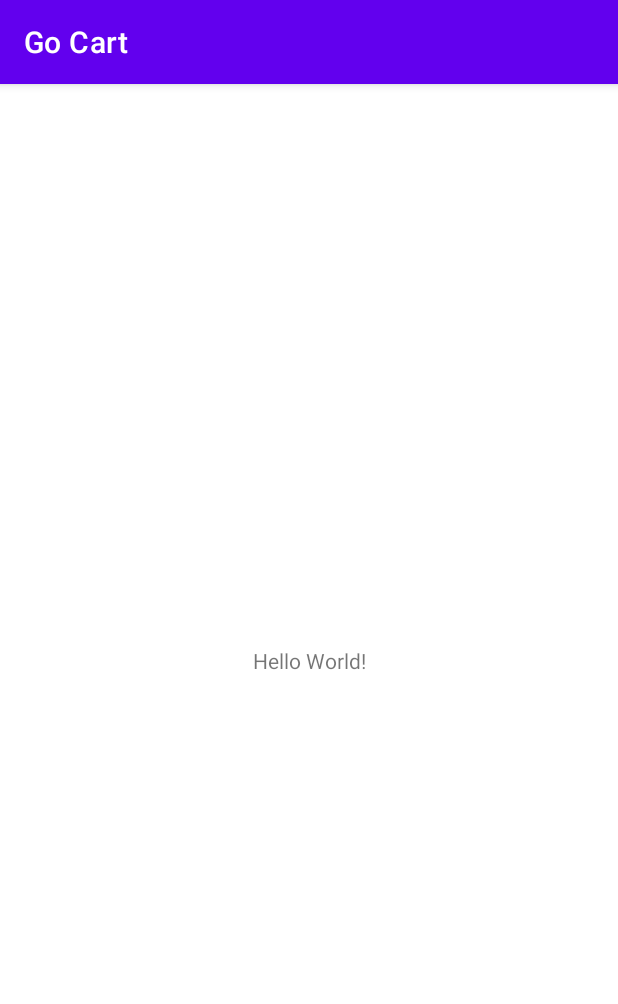
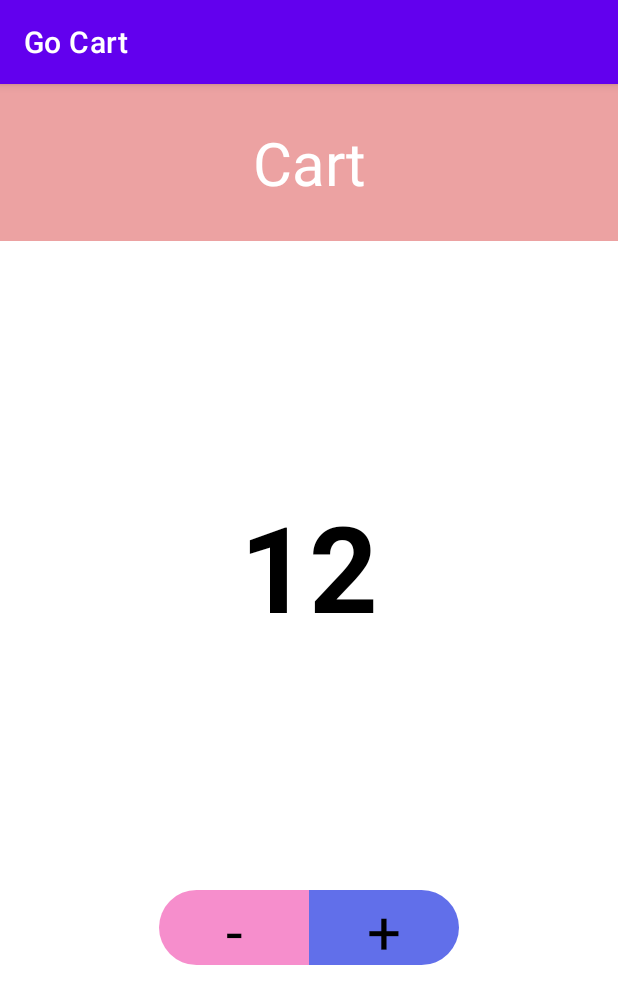
Before and after one commit to iamnaran/go-cart, an Android app: the screen it shows after launch (MainActivity), on a phone screen of 412 x 824 dp. Shown: the top 1004 px of the screen. Run offline under Robolectric (Android 15) with nearby library versions, the phone set to English and light mode, and no system bars.

Commit message:
minor fixes

```diff
--- a/app/src/main/java/com/kec/gocart/MainActivity.java
+++ b/app/src/main/java/com/kec/gocart/MainActivity.java
@@ -3,12 +3,66 @@ package com.kec.gocart;
 import androidx.appcompat.app.AppCompatActivity;
 
 import android.os.Bundle;
+import android.view.View;
+import android.widget.TextView;
 
-public class MainActivity extends AppCompatActivity {
+public class MainActivity extends AppCompatActivity implements View.OnClickListener {
+
+
+    private TextView counterTv;
+    //textView
+
+    private TextView tvPlusCounter;
+    //textView4
+
+    private TextView tvMinusCounter;
+    //textView3
 
     @Override
     protected void onCreate(Bundle savedInstanceState) {
         super.onCreate(savedInstanceState);
         setContentView(R.layout.activity_main);
+        initViews();
+        initListener();
+
+    }
+
+    private void initViews() {
+
+        counterTv = findViewById(R.id.textView);
+        tvPlusCounter = findViewById(R.id.textView4);
+        tvMinusCounter = findViewById(R.id.textView3);
+
+    }
+
+
+    private void initListener() {
+
+        tvPlusCounter.setOnClickListener(this);
+        tvMinusCounter.setOnClickListener(this);
+
+    }
+
+
+    @Override
+    public void onClick(View v) {
+
+        switch (v.getId()){
+            case R.id.textView4:
+
+                // plus counter
+
+
+
+                break;
+
+            case R.id.textView3:
+
+                // minus counter
+
+
+                break;
+        }
+
     }
 }
--- /dev/null
+++ b/app/src/main/res/drawable/background_curve_left.xml
@@ -0,0 +1,10 @@
+<?xml version="1.0" encoding="utf-8"?>
+<shape xmlns:android="http://schemas.android.com/apk/res/android">
+
+    <solid android:color="#F68ECC" />
+
+    <corners
+        android:bottomLeftRadius="40dp"
+        android:topLeftRadius="40dp" />
+
+</shape>
--- /dev/null
+++ b/app/src/main/res/drawable/background_curve_right.xml
@@ -0,0 +1,10 @@
+<?xml version="1.0" encoding="utf-8"?>
+<shape xmlns:android="http://schemas.android.com/apk/res/android">
+
+    <solid android:color="#616FEA" />
+
+    <corners
+        android:topRightRadius="40dp"
+        android:bottomRightRadius="40dp" />
+
+</shape>
--- /dev/null
+++ b/app/src/main/res/drawable/btn_background_curved_red.xml
@@ -0,0 +1,8 @@
+<?xml version="1.0" encoding="utf-8"?>
+<shape xmlns:android="http://schemas.android.com/apk/res/android">
+
+    <solid android:color="#EC3A3A" />
+
+    <corners android:radius="40dp" />
+
+</shape>
--- /dev/null
+++ b/app/src/main/res/drawable/edit_text_background.xml
@@ -0,0 +1,8 @@
+<?xml version="1.0" encoding="utf-8"?>
+<shape xmlns:android="http://schemas.android.com/apk/res/android">
+
+    <solid android:color="@color/color_background" />
+
+    <corners android:radius="40dp" />
+
+</shape>
--- a/app/src/main/res/layout/activity_main.xml
+++ b/app/src/main/res/layout/activity_main.xml
@@ -7,12 +7,83 @@
     tools:context=".MainActivity">
 
     <TextView
+        android:id="@+id/textView2"
+        android:layout_width="match_parent"
+        android:layout_height="wrap_content"
+        android:background="#ECA2A2"
+        android:gravity="center"
+        android:paddingTop="25dp"
+        android:paddingBottom="25dp"
+        android:text="Cart"
+        android:textColor="#fff"
+        android:textSize="40sp"
+        app:layout_constraintEnd_toEndOf="parent"
+        app:layout_constraintStart_toStartOf="parent"
+        app:layout_constraintTop_toTopOf="parent">
+
+    </TextView>
+
+
+    <TextView
+        android:id="@+id/textView"
+        android:layout_width="match_parent"
+        android:layout_height="wrap_content"
+        android:gravity="center"
+        android:paddingTop="25dp"
+        android:paddingBottom="25dp"
+        android:text="12"
+        android:textStyle="bold"
+        android:textColor="#000"
+        android:textSize="80sp"
+        app:layout_constraintBottom_toTopOf="@+id/guideline3"
+        app:layout_constraintEnd_toEndOf="parent"
+        app:layout_constraintTop_toBottomOf="@+id/textView2">
+
+    </TextView>
+
+
+    <TextView
+        android:id="@+id/textView3"
+        android:layout_width="100dp"
+        android:layout_height="50dp"
+        android:layout_gravity="center"
+        android:background="@drawable/background_curve_left"
+        android:gravity="center"
+        android:text="-"
+        android:textColor="@color/black"
+        android:textSize="40sp"
+        app:layout_constraintEnd_toStartOf="@+id/guideline2"
+        app:layout_constraintTop_toBottomOf="@+id/guideline3" />
+
+    <TextView
+        android:id="@+id/textView4"
+        android:layout_width="100dp"
+        android:layout_height="50dp"
+        android:layout_gravity="center"
+        android:background="@drawable/background_curve_right"
+        android:gravity="center"
+        android:text="+"
+        android:textColor="@color/black"
+        android:textSize="40sp"
+        app:layout_constraintStart_toEndOf="@+id/textView3"
+        app:layout_constraintTop_toBottomOf="@+id/guideline3" />
+
+    <androidx.constraintlayout.widget.Guideline
+        android:id="@+id/guideline2"
         android:layout_width="wrap_content"
         android:layout_height="wrap_content"
-        android:text="Hello World!"
-        app:layout_constraintBottom_toBottomOf="parent"
-        app:layout_constraintLeft_toLeftOf="parent"
-        app:layout_constraintRight_toRightOf="parent"
-        app:layout_constraintTop_toTopOf="parent" />
+        android:orientation="vertical"
+        app:layout_constraintGuide_percent="0.5" />
+
+    <androidx.constraintlayout.widget.Guideline
+        android:id="@+id/guideline3"
+        android:layout_width="wrap_content"
+        android:layout_height="wrap_content"
+        android:orientation="horizontal"
+        app:layout_constraintGuide_percent="0.7" />
+
+
+
+
 
 </androidx.constraintlayout.widget.ConstraintLayout>
```
